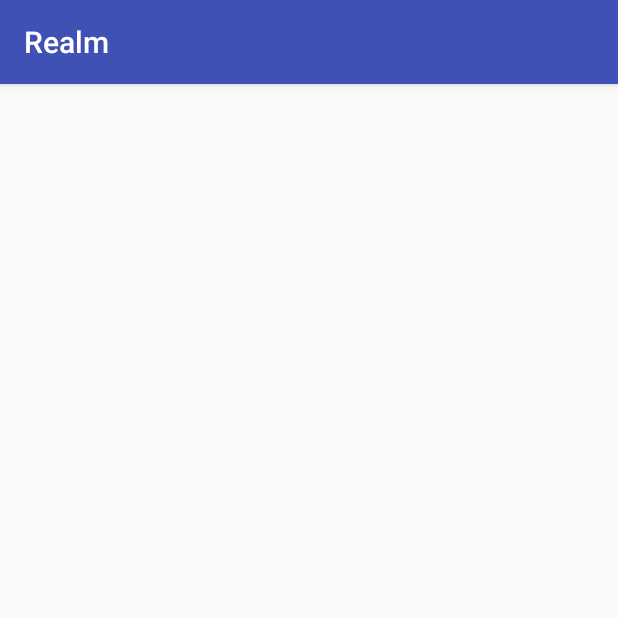
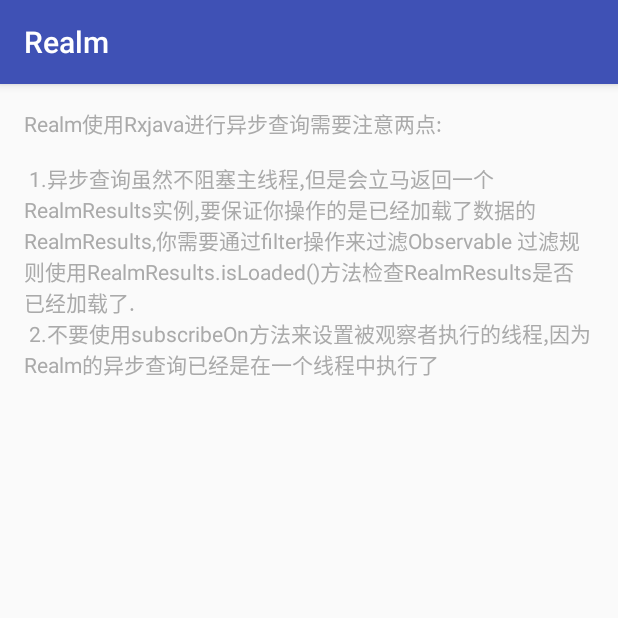
Before and after one commit to AllenVork/RealmProject, an Android app: the RxjavaActivity screen opened directly, with no data from a screen before it, on a phone screen of 412 x 824 dp, the top half of it. Run offline under Robolectric (Android 15) with nearby library versions, the phone set to English and light mode, and no system bars; libraries missing offline, so code that uses them is left out: io.realm, rx.android.schedulers, rx.functions; 3 statements that could not run were skipped.

Commit message:
添加rxjava-realm

```diff
--- a/Realm/app/build.gradle
+++ b/Realm/app/build.gradle
@@ -12,6 +12,7 @@ buildscript {
 apply plugin: 'com.android.application'
 apply plugin: 'kotlin-android'
 apply plugin: 'kotlin-android-extensions'
+apply plugin: 'realm-android'
 
 android {
     compileSdkVersion 23
@@ -40,4 +41,6 @@ dependencies {
     compile 'com.android.support:recyclerview-v7:23.3.0'
     compile 'com.android.support:cardview-v7:23.3.0'
     compile "org.jetbrains.kotlin:kotlin-stdlib:$kotlin_version"
+    compile 'io.reactivex:rxjava:1.1.5'
+    compile 'io.reactivex:rxandroid:1.2.0'
 }
--- a/Realm/app/src/main/AndroidManifest.xml
+++ b/Realm/app/src/main/AndroidManifest.xml
@@ -2,7 +2,13 @@
 <manifest xmlns:android="http://schemas.android.com/apk/res/android"
     package="zhangruofan.realm">
 
+    <!-- 在SDCard中创建与删除文件权限 -->
+    <uses-permission android:name="android.permission.MOUNT_UNMOUNT_FILESYSTEMS"/>
+    <!-- 往SDCard写入数据权限 -->
+    <uses-permission android:name="android.permission.WRITE_EXTERNAL_STORAGE"/>
+
     <application
+        android:name=".RealmApplication"
         android:allowBackup="true"
         android:icon="@mipmap/ic_launcher"
         android:label="@string/app_name"
--- a/Realm/app/src/main/java/zhangruofan/realm/view/activities/RxjavaActivity.kt
+++ b/Realm/app/src/main/java/zhangruofan/realm/view/activities/RxjavaActivity.kt
@@ -1,10 +1,54 @@
 package zhangruofan.realm.view.activities
 
-import android.support.v7.app.AppCompatActivity
+import android.os.Bundle
+import android.text.method.ScrollingMovementMethod
+import android.util.Log
+import kotlinx.android.synthetic.main.activity_rx.*
+import rx.Observable
+import rx.android.schedulers.AndroidSchedulers
+import rx.functions.Action1
+import zhangruofan.realm.R
+import zhangruofan.realm.model.Cat
+import zhangruofan.realm.util.CatUtil
 
 /**
  * Created by zhangruofan on 16-5-24.
  */
 class RxjavaActivity : BaseActivity() {
 
+    private val TAG = RxjavaActivity::class.java.simpleName
+
+    override fun onCreate(savedInstanceState: Bundle?) {
+        layout = R.layout.activity_rx
+        super.onCreate(savedInstanceState)
+        CatUtil.initCatsAsync(realm)
+        getFirstCat(Action1 {
+            catsTv.text = "id = ${it.id} name = ${it.name}"
+        })
+        initView()
+    }
+
+    private fun initView() {
+        catsTv.movementMethod = ScrollingMovementMethod.getInstance()
+
+        descriptionTv.text = resources.getString(R.string.rx_description)
+    }
+
+    /**
+     * get all the cats asynchronous
+     */
+    private fun getFirstCat(action: Action1<Cat>) {
+        realm.where(Cat::class.java)
+                .findAllAsync()
+                .asObservable()
+                .filter {
+                    Log.e(TAG, "start filtering")
+                    it.isLoaded
+                }
+                .flatMap {
+                    Observable.just(it.first())
+                }
+                .observeOn(AndroidSchedulers.mainThread())
+                .subscribe (action, Action1 { Log.e(TAG, "error when get cats:$it") })
+    }
 }
--- /dev/null
+++ b/Realm/app/src/main/res/layout/activity_rx.xml
@@ -0,0 +1,23 @@
+<?xml version="1.0" encoding="utf-8"?>
+<LinearLayout xmlns:android="http://schemas.android.com/apk/res/android"
+    xmlns:tools="http://schemas.android.com/tools"
+    android:layout_width="match_parent"
+    android:layout_height="match_parent"
+    android:orientation="vertical"
+    android:paddingBottom="@dimen/activity_vertical_margin"
+    android:paddingLeft="@dimen/activity_horizontal_margin"
+    android:paddingRight="@dimen/activity_horizontal_margin"
+    android:paddingTop="@dimen/activity_vertical_margin"
+    tools:context="zhangruofan.realm.view.activities.BaseActivity">
+
+    <TextView
+        android:textColor="@android:color/darker_gray"
+        android:id="@+id/descriptionTv"
+        android:layout_width="match_parent"
+        android:layout_height="wrap_content" />
+
+    <TextView
+        android:id="@+id/catsTv"
+        android:layout_width="match_parent"
+        android:layout_height="wrap_content" />
+</LinearLayout>
--- /dev/null
+++ b/Realm/app/src/main/res/values/strings_rx.xml
@@ -0,0 +1,8 @@
+<?xml version="1.0" encoding="utf-8"?>
+<resources>
+    <string name="rx_description">Realm使用Rxjava进行异步查询需要注意两点:\n\n
+        1.异步查询虽然不阻塞主线程,但是会立马返回一个RealmResults实例,要保证你操作的是已经加载了数据的RealmResults,你需要通过filter操作来过滤Observable
+        过滤规则使用RealmResults.isLoaded()方法检查RealmResults是否已经加载了.\n
+        2.不要使用subscribeOn方法来设置被观察者执行的线程,因为Realm的异步查询已经是在一个线程中执行了
+    </string>
+</resources>
--- a/Realm/build.gradle
+++ b/Realm/build.gradle
@@ -5,8 +5,8 @@ buildscript {
         jcenter()
     }
     dependencies {
-        classpath 'com.android.tools.build:gradle:2.1.0-rc1'
-
+        classpath 'com.android.tools.build:gradle:2.1.0'
+        classpath "io.realm:realm-gradle-plugin:0.91.0"
         // NOTE: Do not place your application dependencies here; they belong
         // in the individual module build.gradle files
     }
```
Also changed, not shown: Realm/app/src/main/java/zhangruofan/realm/RealmApplication.kt (added, +25 -0 lines), Realm/app/src/main/java/zhangruofan/realm/adapter/MainAdapter.kt (+15 -1 lines), Realm/app/src/main/java/zhangruofan/realm/model/Cat.kt (added, +17 -0 lines), Realm/app/src/main/java/zhangruofan/realm/util/CatUtil.kt (added, +81 -0 lines), Realm/app/src/main/java/zhangruofan/realm/view/activities/BaseActivity.kt (+9 -0 lines).
